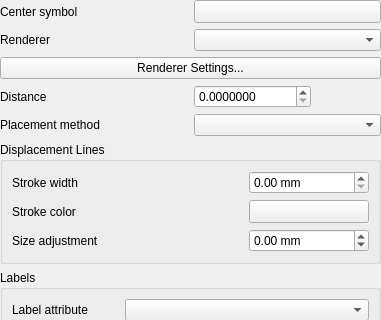
Above: src/ui/qgspointdisplacementrendererwidgetbase.ui from qgis/QGIS before the change; both pictures show x 0 to 381 and y 0 to 320 of the 381 by 529 pixel window. Below: the same form after it.
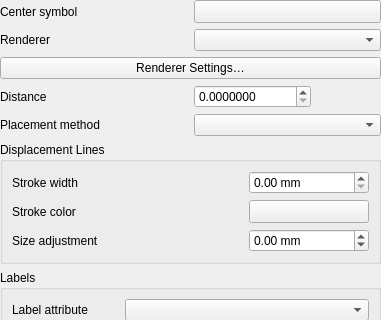
That is the form after the change. Custom widgets are drawn as their Qt base class.

```diff
--- a/src/ui/qgspointdisplacementrendererwidgetbase.ui
+++ b/src/ui/qgspointdisplacementrendererwidgetbase.ui
@@ -142,7 +142,7 @@
    <item row="4" column="0" colspan="2">
     <widget class="QPushButton" name="mRendererSettingsButton">
      <property name="text">
-      <string>Renderer Settings...</string>
+      <string>Renderer Settings…</string>
      </property>
     </widget>
    </item>
```
